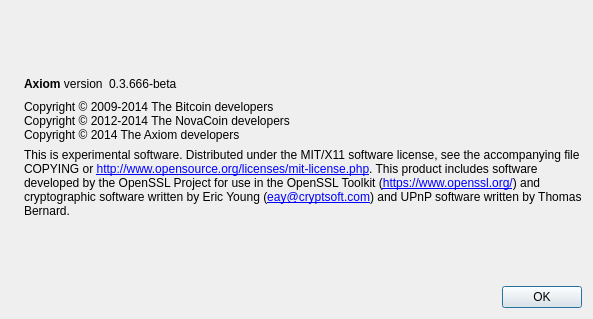
Qt form src/qt/forms/aboutdialog.ui (knotwork/axon) before a commit.
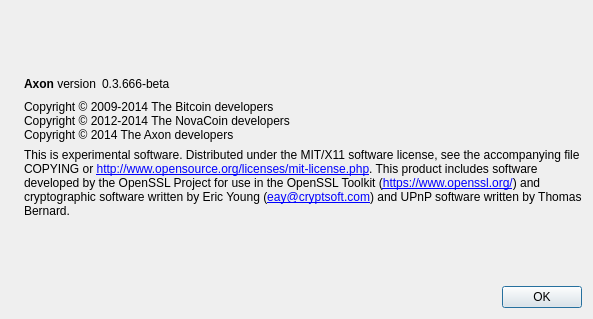
The same form after that commit. Icons and pictures are not drawn.

Patch:
```diff
--- a/src/qt/forms/aboutdialog.ui
+++ b/src/qt/forms/aboutdialog.ui
@@ -50,7 +50,7 @@
           <cursorShape>IBeamCursor</cursorShape>
          </property>
          <property name="text">
-          <string>&lt;b&gt;Axiom&lt;/b&gt; version</string>
+          <string>&lt;b&gt;Axon&lt;/b&gt; version</string>
          </property>
          <property name="textInteractionFlags">
           <set>Qt::LinksAccessibleByMouse|Qt::TextSelectableByKeyboard|Qt::TextSelectableByMouse</set>
@@ -93,7 +93,7 @@
        <property name="text">
         <string>Copyright © 2009-2014 The Bitcoin developers
 Copyright © 2012-2014 The NovaCoin developers
-Copyright © 2014 The Axiom developers</string>
+Copyright © 2014 The Axon developers</string>
        </property>
        <property name="textInteractionFlags">
         <set>Qt::LinksAccessibleByMouse|Qt::TextSelectableByKeyboard|Qt::TextSelectableByMouse</set>
```
Left out of the diff: 2 changed lines with no effect on the pictures.
